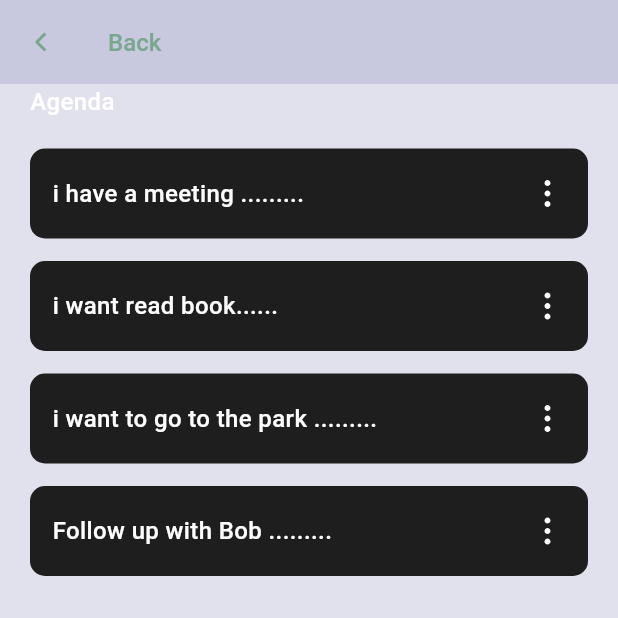
After one commit to mahbubworkofficial/esortcli, a Flutter app: the CatagoryListView screen opened by its route, on a phone screen of 412 x 824 dp, the top half of it. The commit adds this screen. Run offline on Flutter 3.47's test engine with Material 3 defaults, Android fonts, the phone set to English and light mode, and no system bars; our stand-ins replace dots_indicator, flutter_svg, fluttertoast, get, shared_preferences; accounts and stored records are empty; Roboto replaces fonts that are missing (Poppins).

Commit message:
catagory

```diff
--- /dev/null
+++ b/lib/app/modules/catagory_list/views/catagory_list_view.dart
@@ -0,0 +1,230 @@
+import 'package:flutter/material.dart';
+import 'package:flutter_svg/svg.dart';
+
+import 'package:get/get.dart';
+
+import '../../../res/assests/image_assets.dart';
+import '../../../res/colors/app_color.dart';
+import '../../../routes/app_pages.dart';
+import '../../../widgets/delete_dialog.dart';
+import '../../../widgets/rename_dialog.dart';
+import '../controllers/catagory_list_controller.dart';
+
+class CatagoryListView extends GetView<CatagoryListController> {
+  const CatagoryListView({super.key});
+
+  void _showPopupMenu(BuildContext context, Offset position) {
+    final RenderBox overlay = Overlay.of(context).context.findRenderObject()! as RenderBox;
+    showMenu(
+      context: context,
+      position: RelativeRect.fromLTRB(
+        position.dx,
+        position.dy,
+        overlay.size.width - position.dx,
+        overlay.size.height - position.dy,
+      ),
+      shape: RoundedRectangleBorder(
+        borderRadius: BorderRadius.circular(10),
+      ),
+      color: AppColor.grayColor,
+      items: [
+        PopupMenuItem(
+          child: Padding(
+            padding: const EdgeInsets.all(5.0),
+            child: Column(
+              mainAxisAlignment: MainAxisAlignment.center,
+              children: [
+                InkWell(
+                  child: SvgPicture.asset(
+                    ImageAssets.delete,
+                    height: 24,
+                    width: 24,
+                    color: AppColor.whiteColor,
+                  ),
+                  onTap: () {
+                    Navigator.pop(context); // Close popup menu
+                    Get.dialog(
+                      DeleteDialog(onConfirm: () {}),
+                    );
+                  },
+                ),
+                const SizedBox(height: 15),
+                InkWell(
+                  child: SvgPicture.asset(
+                    ImageAssets.rename,
+                    height: 24,
+                    width: 24,
+                    color: AppColor.whiteColor,
+                  ),
+                  onTap: () {
+                    Navigator.pop(context); // Close popup menu
+                    Get.dialog(
+                      RenameDialog(onConfirm: () {}),
+                    );
+                  },
+                ),
+              ],
+            ),
+          ),
+        ),
+      ],
+    );
+  }
+
+  @override
+  Widget build(BuildContext context) {
+    return Scaffold(
+          backgroundColor: AppColor.blackColor,
+          appBar: AppBar(
+            backgroundColor: AppColor.blackColor,
+            leading: IconButton(
+              icon: SvgPicture.asset(
+                ImageAssets.back_button,
+                height: 24,
+                width: 12,
+              ),
+              onPressed: () =>
+                  Get.toNamed(Routes.CATEGORY), // Navigate back using GetX
+            ),
+            title: Text(
+              'Back',
+              style: TextStyle(
+                color: AppColor.defaultColor,
+                fontWeight: FontWeight.w500,
+                fontSize: 16,
+                fontFamily: 'Roboto',
+              ),
+            ),
+          ),
+          body: Padding(
+            padding: const EdgeInsets.only(left: 20.0, right: 20,),
+            child: Column(
+              children: [
+                Align(
+                  alignment: Alignment.topLeft,
+                  child: Text(
+                    'Agenda',
+                    style: TextStyle(
+                      fontFamily: 'Poppins',
+                      fontWeight: FontWeight.w500,
+                      fontSize: 16,
+                      color: AppColor.whiteColor,
+                    ),
+                  ),
+                ), const SizedBox(height: 20,),
+                Container(
+                  height: 60,
+                  width: double.infinity,
+                  decoration: BoxDecoration(
+                    borderRadius: BorderRadius.circular(10),
+                    color: AppColor.backgroundColor,
+                  ),
+                  child: Padding(
+                    padding: const EdgeInsets.all(15.0),
+                    child: Row(
+                      mainAxisAlignment: MainAxisAlignment.spaceBetween,
+                      children: [
+                        Text(
+                          'i have a meeting .........',
+                          style: TextStyle(
+                            fontFamily: 'Poppins',
+                            fontWeight: FontWeight.w500,
+                            fontSize: 16,
+                            color: AppColor.whiteColor,
+                          ),
+                        ),
+                        GestureDetector(
+                            onLongPressStart: (details) {
+                              _showPopupMenu(context, details.globalPosition);
+                            },
+                            child: SvgPicture.asset(ImageAssets.popup_menu)),
+                      ],
+                    ),
+                  ),
+                ),
+                const SizedBox(height: 15,),
+                Container(
+                  height: 60,
+                  width: double.infinity,
+                  decoration: BoxDecoration(
+                    borderRadius: BorderRadius.circular(10),
+                    color: AppColor.backgroundColor,
+                  ),
+                  child: Padding(
+                    padding: const EdgeInsets.all(15.0),
+                    child: Row(
+                      mainAxisAlignment: MainAxisAlignment.spaceBetween,
+                      children: [
+                        Text(
+                          'i want read book......',
+                          style: TextStyle(
+                            fontFamily: 'Poppins',
+                            fontWeight: FontWeight.w500,
+                            fontSize: 16,
+                            color: AppColor.whiteColor,
+                          ),
+                        ),
+                        SvgPicture.asset(ImageAssets.popup_menu),
+                      ],
+                    ),
+                  ),
+                ),
+                const SizedBox(height: 15,),
+                Container(
+                  height: 60,
+                  width: double.infinity,
+                  decoration: BoxDecoration(
+                    borderRadius: BorderRadius.circular(10),
+                    color: AppColor.backgroundColor,
+                  ),
+                  child: Padding(
+                    padding: const EdgeInsets.all(15.0),
+                    child: Row(
+                      mainAxisAlignment: MainAxisAlignment.spaceBetween,
+                      children: [
+                        Text(
+                          'i want to go to the park .........',
+                          style: TextStyle(
+                            fontFamily: 'Poppins',
+                            fontWeight: FontWeight.w500,
+                            fontSize: 16,
+                            color: AppColor.whiteColor,
+                          ),
+                        ), SvgPicture.asset(ImageAssets.popup_menu),
+                      ],
+                    ),
+                  ),
+                ),
+                const SizedBox(height: 15,),
+                Container(
+                  height: 60,
+                  width: double.infinity,
+                  decoration: BoxDecoration(
+                    borderRadius: BorderRadius.circular(10),
+                    color: AppColor.backgroundColor,
+                  ),
+                  child: Padding(
+                    padding: const EdgeInsets.all(15.0),
+                    child: Row(
+                      mainAxisAlignment: MainAxisAlignment.spaceBetween,
+                      children: [
+                        Text(
+                          'Follow up with Bob .........',
+                          style: TextStyle(
+                            fontFamily: 'Poppins',
+                            fontWeight: FontWeight.w500,
+                            fontSize: 16,
+                            color: AppColor.whiteColor,
+                          ),
+                        ),
+                        SvgPicture.asset(ImageAssets.popup_menu),
+                      ],
+                    ),
+                  ),
+                ),
+              ],
+            ),
+          )
+      );
+  }
+}
--- a/lib/app/res/assests/image_assets.dart
+++ b/lib/app/res/assests/image_assets.dart
@@ -18,4 +18,5 @@ class ImageAssets {
   static const String cross = 'assets/svg/cross.svg';
   static const String delete = 'assets/svg/delete.svg';
   static const String rename = 'assets/svg/rename.svg';
+  static const String popup_menu = 'assets/svg/popup_menu.svg';
 }
--- a/lib/app/res/colors/app_color.dart
+++ b/lib/app/res/colors/app_color.dart
@@ -1,8 +1,9 @@
 import 'dart:ui';
-
+import 'package:flutter/material.dart';
 class AppColor {
   static const Color blackColor = Color(0x23262780);
   static const Color whiteColor = Color(0xFFFFFFFF);
+  static Color? grayColor = Colors.grey[800];
   static const Color backgroundColor = Color(0xFF1E1E1E);
   static const Color primaryButtonColor = Color(0xFF232627);
   static const Color secondaryButtonColor = Color.fromRGBO(35, 38, 39, 0.5);
--- a/lib/app/routes/app_routes.dart
+++ b/lib/app/routes/app_routes.dart
@@ -15,6 +15,7 @@ abstract class Routes {
   static const CATEGORY = _Paths.CATEGORY;
   static const AI = _Paths.AI;
   static const SETTINGS = _Paths.SETTINGS;
+  static const CATAGORY_LIST = _Paths.CATAGORY_LIST;
 }
 
 abstract class _Paths {
@@ -32,4 +33,5 @@ abstract class _Paths {
   static const CATEGORY = '/category';
   static const AI = '/ai';
   static const SETTINGS = '/settings';
+  static const CATAGORY_LIST = '/catagory-list';
 }
--- a/lib/app/widgets/delete_dialog.dart
+++ b/lib/app/widgets/delete_dialog.dart
@@ -64,7 +64,7 @@ class DeleteDialog extends StatelessWidget {
                 shape: RoundedRectangleBorder(
                   borderRadius: BorderRadius.circular(10),
                 ),
-                minimumSize: const Size(120, 48),
+                minimumSize: const Size(90, 40),
               ),
               child: const Text(
                 'OK',
--- a/pubspec.yaml
+++ b/pubspec.yaml
@@ -41,6 +41,7 @@ dependencies:
   dots_indicator: 4.0.1
   fluttertoast: 8.2.12
   dotted_border: ^2.1.0
+  pin_code_fields: ^8.0.1
 
 dev_dependencies:
   flutter_test:
```
Also changed, not shown: lib/app/modules/catagory_list/controllers/catagory_list_controller.dart (added, +23 -0 lines), lib/app/modules/category/views/category_view.dart (+94 -37 lines), lib/app/routes/app_pages.dart (+9 -3 lines), lib/app/widgets/long_press_dialoge.dart (+38 -70 lines), assets/svg/popup_menu.svg (added), pubspec.lock.
